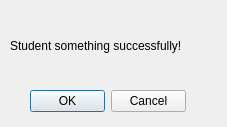
M-ElSherif/Nursery, file gui/DialogConfirmation.ui: the form before one commit.
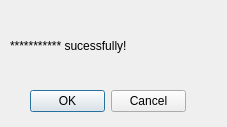
The form after the commit.

Diff of the .ui file:
```diff
--- a/gui/DialogConfirmation.ui
+++ b/gui/DialogConfirmation.ui
@@ -51,7 +51,7 @@
     </sizepolicy>
    </property>
    <property name="text">
-    <string>Student something successfully!</string>
+    <string>*********** sucessfully!</string>
    </property>
   </widget>
  </widget>
```
